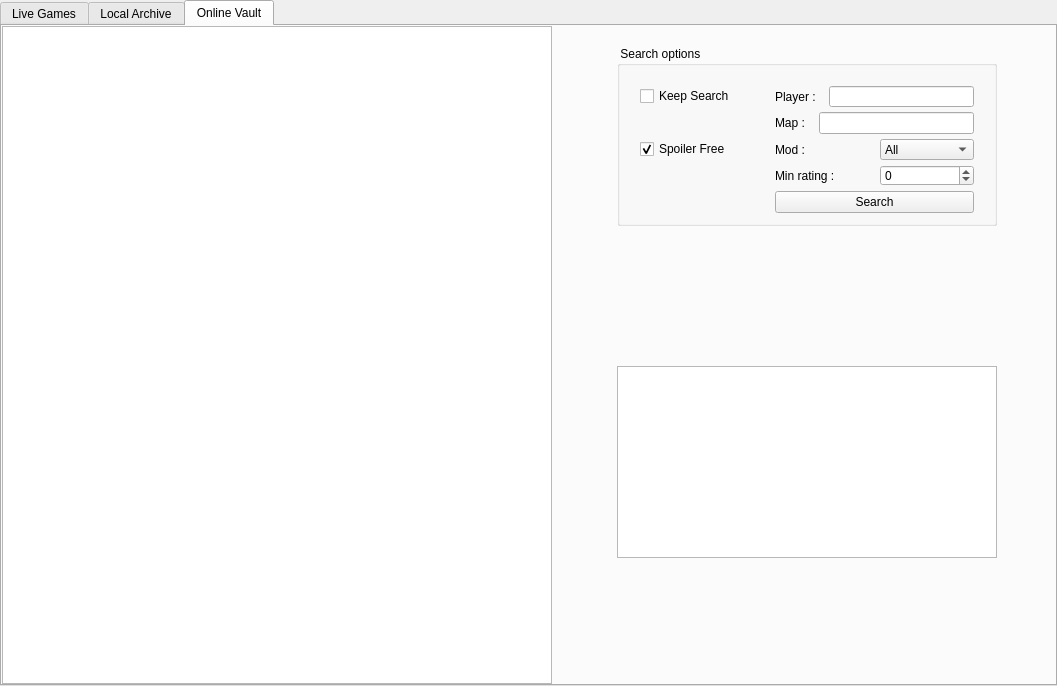
FAForever/client, file res/replays/replays.ui: the form before one commit.
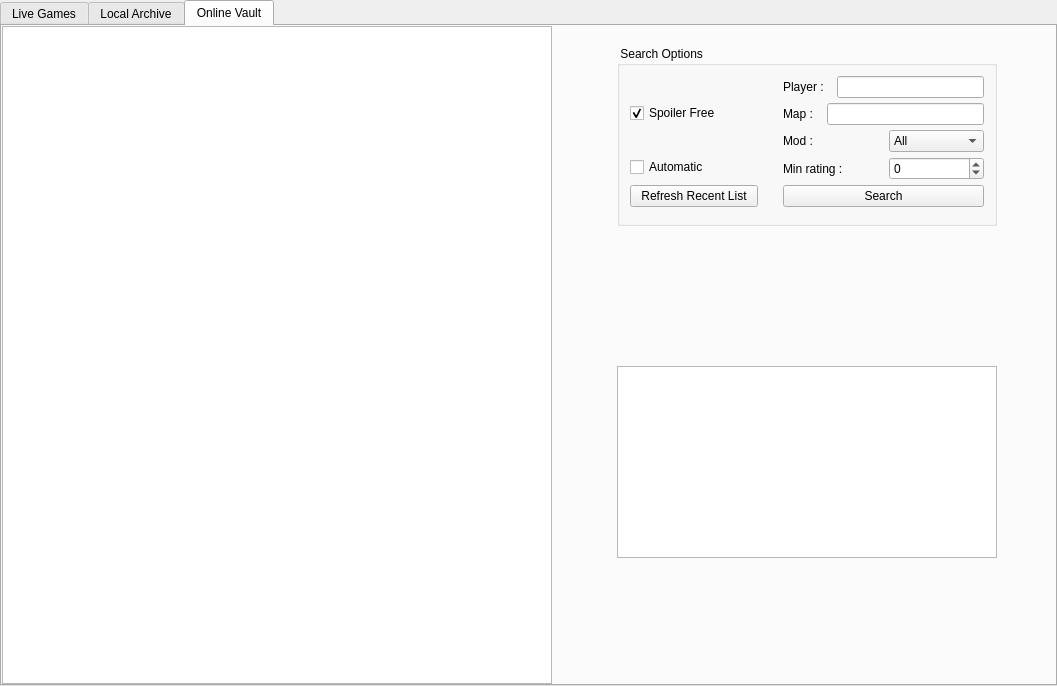
The form after the commit.

Commit message: add Replay search RefreshButton and change styling

```diff
--- a/res/replays/replays.ui
+++ b/res/replays/replays.ui
@@ -362,7 +362,7 @@
           </size>
          </property>
          <property name="title">
-          <string> Search options</string>
+          <string> Search Options</string>
          </property>
          <property name="alignment">
           <set>Qt::AlignLeading|Qt::AlignLeft|Qt::AlignTop</set>
@@ -378,48 +378,14 @@
            <enum>QFormLayout::DontWrapRows</enum>
           </property>
           <property name="horizontalSpacing">
-           <number>40</number>
+           <number>25</number>
           </property>
           <property name="verticalSpacing">
            <number>5</number>
           </property>
-          <property name="leftMargin">
-           <number>20</number>
-          </property>
-          <property name="topMargin">
-           <number>20</number>
-          </property>
-          <property name="rightMargin">
-           <number>20</number>
-          </property>
-          <property name="bottomMargin">
+          <property name="margin">
            <number>10</number>
           </property>
-          <item row="0" column="0">
-           <widget class="QCheckBox" name="keepsearch">
-            <property name="sizePolicy">
-             <sizepolicy hsizetype="Fixed" vsizetype="Fixed">
-              <horstretch>0</horstretch>
-              <verstretch>0</verstretch>
-             </sizepolicy>
-            </property>
-            <property name="minimumSize">
-             <size>
-              <width>80</width>
-              <height>20</height>
-             </size>
-            </property>
-            <property name="toolTip">
-             <string>stop refresh recent Replays on Tab reentry</string>
-            </property>
-            <property name="text">
-             <string>Keep Search</string>
-            </property>
-            <property name="checked">
-             <bool>false</bool>
-            </property>
-           </widget>
-          </item>
           <item row="0" column="1">
            <layout class="QHBoxLayout" name="horizontalLayout">
             <property name="spacing">
@@ -466,28 +432,6 @@
             </item>
            </layout>
           </item>
-          <item row="2" column="0">
-           <widget class="QCheckBox" name="spoilerCheckbox">
-            <property name="sizePolicy">
-             <sizepolicy hsizetype="Fixed" vsizetype="Fixed">
-              <horstretch>0</horstretch>
-              <verstretch>0</verstretch>
-             </sizepolicy>
-            </property>
-            <property name="minimumSize">
-             <size>
-              <width>80</width>
-              <height>20</height>
-             </size>
-            </property>
-            <property name="text">
-             <string>Spoiler Free</string>
-            </property>
-            <property name="checked">
-             <bool>true</bool>
-            </property>
-           </widget>
-          </item>
           <item row="2" column="1">
            <layout class="QHBoxLayout" name="horizontalLayout_3">
             <property name="spacing">
@@ -560,6 +504,66 @@
             </property>
            </widget>
           </item>
+          <item row="4" column="0">
+           <widget class="QPushButton" name="RefreshResetButton">
+            <property name="minimumSize">
+             <size>
+              <width>128</width>
+              <height>0</height>
+             </size>
+            </property>
+            <property name="text">
+             <string>Refresh Recent List</string>
+            </property>
+           </widget>
+          </item>
+          <item row="3" column="0">
+           <widget class="QCheckBox" name="automaticCheckbox">
+            <property name="sizePolicy">
+             <sizepolicy hsizetype="Fixed" vsizetype="Fixed">
+              <horstretch>0</horstretch>
+              <verstretch>0</verstretch>
+             </sizepolicy>
+            </property>
+            <property name="minimumSize">
+             <size>
+              <width>80</width>
+              <height>20</height>
+             </size>
+            </property>
+            <property name="toolTip">
+             <string>reloads recent Replays on Tab reentry&lt;br&gt;'...same as it ever was ... same as it ever was'</string>
+            </property>
+            <property name="text">
+             <string>Automatic</string>
+            </property>
+            <property name="checked">
+             <bool>false</bool>
+            </property>
+           </widget>
+          </item>
+          <item row="1" column="0">
+           <widget class="QCheckBox" name="spoilerCheckbox">
+            <property name="sizePolicy">
+             <sizepolicy hsizetype="Fixed" vsizetype="Fixed">
+              <horstretch>0</horstretch>
+              <verstretch>0</verstretch>
+             </sizepolicy>
+            </property>
+            <property name="minimumSize">
+             <size>
+              <width>80</width>
+              <height>20</height>
+             </size>
+            </property>
+            <property name="text">
+             <string>Spoiler Free</string>
+            </property>
+            <property name="checked">
+             <bool>true</bool>
+            </property>
+           </widget>
+          </item>
          </layout>
         </widget>
        </item>
```
Left out of the diff: 26 changed lines with no effect on the pictures. The commit also changes 3 other files.
